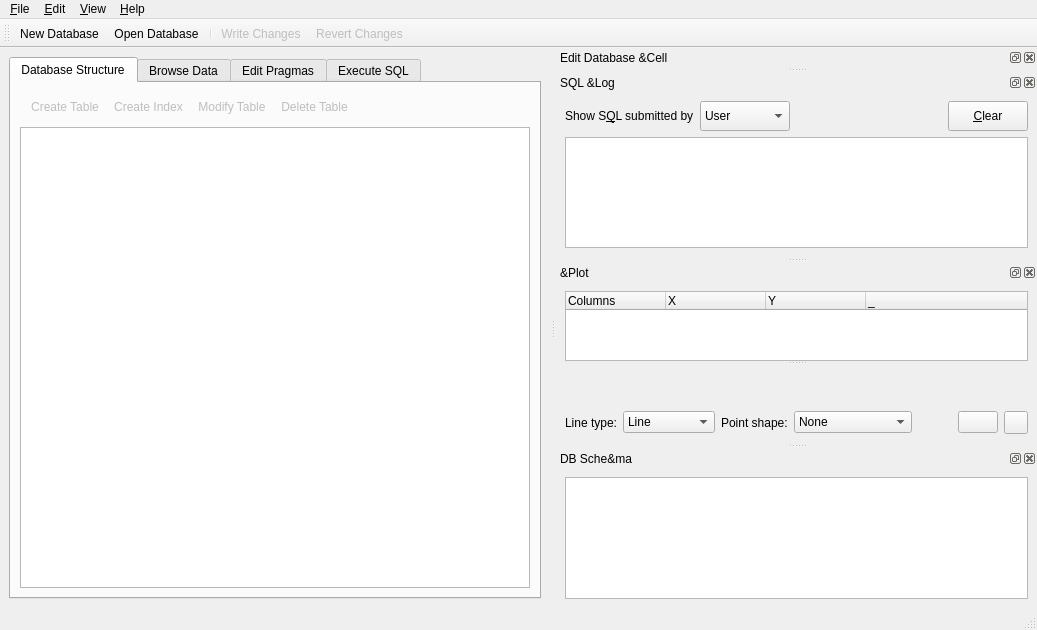
The window that src/MainWindow.ui (sqlitebrowser/sqlitebrowser) describes before a commit, drawn with Qt 5.
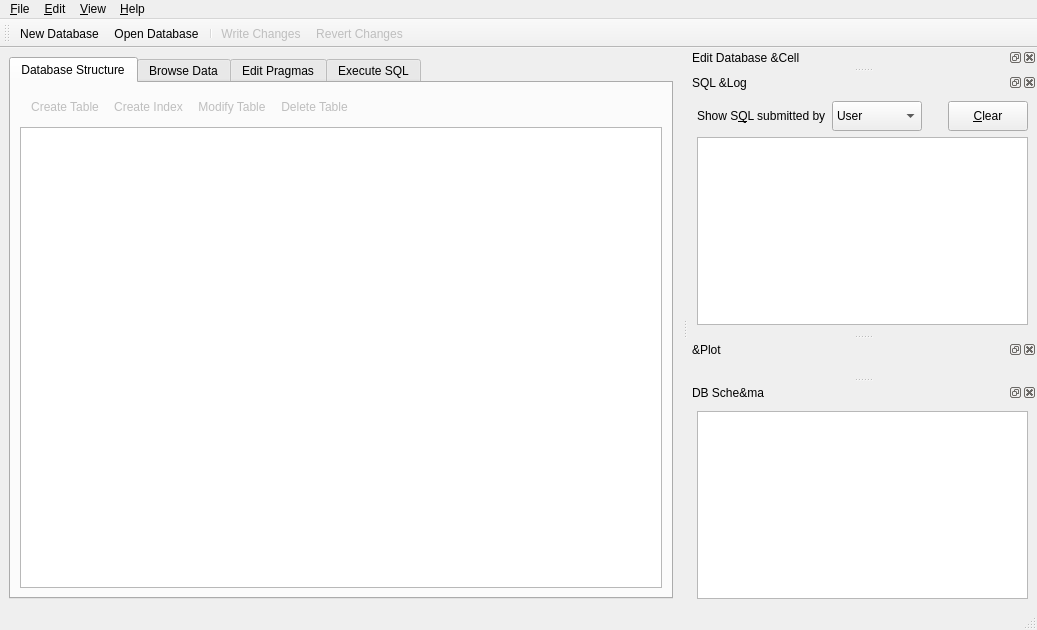
The same window after the commit. Icons and pictures are not drawn. Custom widgets are drawn as their Qt base class.

Commit message:
Move plot code into a separate set of files
This cleans up the main window class a bit which was getting quite large
and a bit harder to maintain than necessary.

This commit also includes two minor fixes to the plot system:
- The plot widgets are now disabled when no database file is opened.
- The progress bar shown when fetching all data is now initialised with
the correct row numbers.

Other than that this commit should in theory not change any
functionality.

```diff
--- a/src/MainWindow.ui
+++ b/src/MainWindow.ui
@@ -1076,261 +1076,7 @@
     <number>2</number>
    </attribute>
    <widget class="QWidget" name="dockWidgetContents_2">
-    <layout class="QVBoxLayout" name="verticalLayout_6">
-     <item>
-      <widget class="QSplitter" name="splitterForPlot">
-       <property name="orientation">
-        <enum>Qt::Vertical</enum>
-       </property>
-       <widget class="QTreeWidget" name="treePlotColumns">
-        <property name="sizePolicy">
-         <sizepolicy hsizetype="Expanding" vsizetype="Preferred">
-          <horstretch>0</horstretch>
-          <verstretch>2</verstretch>
-         </sizepolicy>
-        </property>
-        <property name="columnCount">
-         <number>4</number>
-        </property>
-        <attribute name="headerDefaultSectionSize">
-         <number>100</number>
-        </attribute>
-        <column>
-         <property name="text">
-          <string>Columns</string>
-         </property>
-        </column>
-        <column>
-         <property name="text">
-          <string>X</string>
-         </property>
-        </column>
-        <column>
-         <property name="text">
-          <string>Y</string>
-         </property>
-        </column>
-        <column>
-         <property name="text">
-          <string>_</string>
-         </property>
-        </column>
-       </widget>
-       <widget class="QCustomPlot" name="plotWidget" native="true">
-        <property name="sizePolicy">
-         <sizepolicy hsizetype="Preferred" vsizetype="Expanding">
-          <horstretch>0</horstretch>
-          <verstretch>8</verstretch>
-         </sizepolicy>
-        </property>
-       </widget>
-      </widget>
-     </item>
-     <item>
-      <widget class="QWidget" name="widget" native="true">
-       <layout class="QHBoxLayout" name="horizontalLayout_4">
-        <property name="leftMargin">
-         <number>0</number>
-        </property>
-        <property name="topMargin">
-         <number>0</number>
-        </property>
-        <property name="rightMargin">
-         <number>0</number>
-        </property>
-        <property name="bottomMargin">
-         <number>0</number>
-        </property>
-        <item>
-         <widget class="QLabel" name="label_2">
-          <property name="text">
-           <string>Line type:</string>
-          </property>
-         </widget>
-        </item>
-        <item>
-         <widget class="QComboBox" name="comboLineType">
-          <property name="currentIndex">
-           <number>1</number>
-          </property>
-          <item>
-           <property name="text">
-            <string>None</string>
-           </property>
-          </item>
-          <item>
-           <property name="text">
-            <string>Line</string>
-           </property>
-          </item>
-          <item>
-           <property name="text">
-            <string>StepLeft</string>
-           </property>
-          </item>
-          <item>
-           <property name="text">
-            <string>StepRight</string>
-           </property>
-          </item>
-          <item>
-           <property name="text">
-            <string>StepCenter</string>
-           </property>
-          </item>
-          <item>
-           <property name="text">
-            <string>Impulse</string>
-           </property>
-          </item>
-         </widget>
-        </item>
-        <item>
-         <widget class="QLabel" name="label_3">
-          <property name="text">
-           <string>Point shape:</string>
-          </property>
-         </widget>
-        </item>
-        <item>
-         <widget class="QComboBox" name="comboPointShape">
-          <property name="currentIndex">
-           <number>0</number>
-          </property>
-          <item>
-           <property name="text">
-            <string>None</string>
-           </property>
-          </item>
-          <item>
-           <property name="text">
-            <string>Cross</string>
-           </property>
-          </item>
-          <item>
-           <property name="text">
-            <string>Plus</string>
-           </property>
-          </item>
-          <item>
-           <property name="text">
-            <string>Circle</string>
-           </property>
-          </item>
-          <item>
-           <property name="text">
-            <string>Disc</string>
-           </property>
-          </item>
-          <item>
-           <property name="text">
-            <string>Square</string>
-           </property>
-          </item>
-          <item>
-           <property name="text">
-            <string>Diamond</string>
-           </property>
-          </item>
-          <item>
-           <property name="text">
-            <string>Star</string>
-           </property>
-          </item>
-          <item>
-           <property name="text">
-            <string>Triangle</string>
-           </property>
-          </item>
-          <item>
-           <property name="text">
-            <string>TriangleInverted</string>
-           </property>
-          </item>
-          <item>
-           <property name="text">
-            <string>CrossSquare</string>
-           </property>
-          </item>
-          <item>
-           <property name="text">
-            <string>PlusSquare</string>
-           </property>
-          </item>
-          <item>
-           <property name="text">
-            <string>CrossCircle</string>
-           </property>
-          </item>
-          <item>
-           <property name="text">
-            <string>PlusCircle</string>
-           </property>
-          </item>
-          <item>
-           <property name="text">
-            <string>Peace</string>
-           </property>
-          </item>
-         </widget>
-        </item>
-        <item>
-         <spacer name="horizontalSpacer_4">
-          <property name="orientation">
-           <enum>Qt::Horizontal</enum>
-          </property>
-          <property name="sizeHint" stdset="0">
-           <size>
-            <width>40</width>
-            <height>20</height>
-           </size>
-          </property>
-         </spacer>
-        </item>
-        <item>
-         <widget class="QPushButton" name="butSavePlot">
-          <property name="toolTip">
-           <string>&lt;html&gt;&lt;head/&gt;&lt;body&gt;&lt;p&gt;Save current plot...&lt;/p&gt;&lt;p&gt;File format chosen by extension (png, jpg, pdf, bmp)&lt;/p&gt;&lt;/body&gt;&lt;/html&gt;</string>
-          </property>
-          <property name="statusTip">
-           <string>Save current plot...</string>
-          </property>
-          <property name="text">
-           <string/>
-          </property>
-          <property name="icon">
-           <iconset resource="icons/icons.qrc">
-            <normaloff>:/icons/save_table</normaloff>:/icons/save_table</iconset>
-          </property>
-          <property name="checkable">
-           <bool>false</bool>
-          </property>
-          <property name="autoDefault">
-           <bool>false</bool>
-          </property>
-          <property name="default">
-           <bool>false</bool>
-          </property>
-          <property name="flat">
-           <bool>false</bool>
-          </property>
-         </widget>
-        </item>
-        <item>
-         <widget class="QToolButton" name="buttonLoadAllData">
-          <property name="toolTip">
-           <string>Load all data. This has only an effect if not all data has been fetched from the table yet due to the partial fetch mechanism.</string>
-          </property>
-          <property name="icon">
-           <iconset resource="icons/icons.qrc">
-            <normaloff>:/icons/keyword</normaloff>:/icons/keyword</iconset>
-          </property>
-         </widget>
-        </item>
-       </layout>
-      </widget>
-     </item>
-    </layout>
+    <layout class="QVBoxLayout" name="verticalLayout_6"/>
    </widget>
   </widget>
   <widget class="QDockWidget" name="dockSchema">
@@ -2009,12 +1755,6 @@
     <signal>foreignKeyClicked(QString,QString,QByteArray)</signal>
    </slots>
   </customwidget>
-  <customwidget>
-   <class>QCustomPlot</class>
-   <extends>QWidget</extends>
-   <header>qcustomplot.h</header>
-   <container>1</container>
-  </customwidget>
  </customwidgets>
  <tabstops>
   <tabstop>mainTab</tabstop>
```
Left out of the diff: 21 changed lines with no effect on the pictures. The commit also changes 7 other files.
